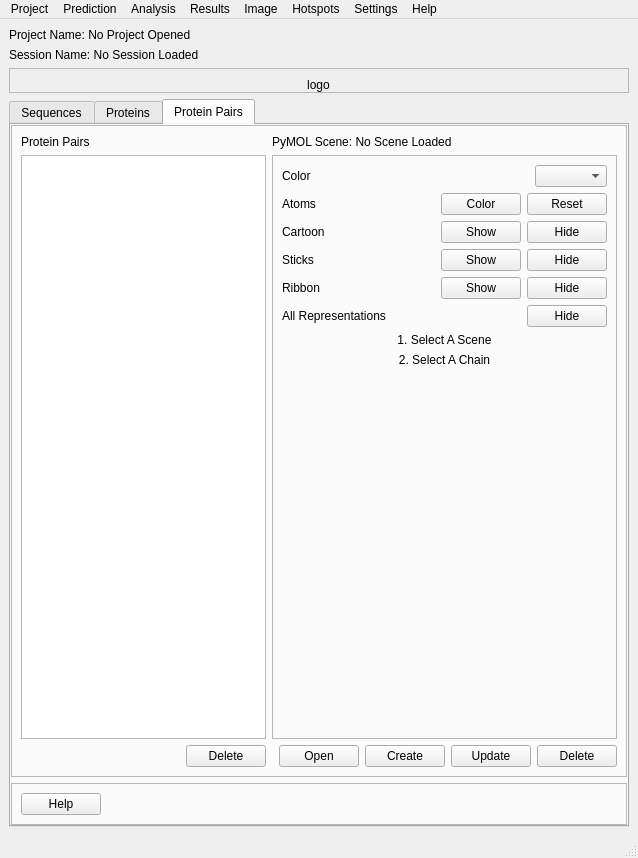
urban233/PySSA, file pyssa/gui/ui/forms/main_view.ui: the form before one commit.
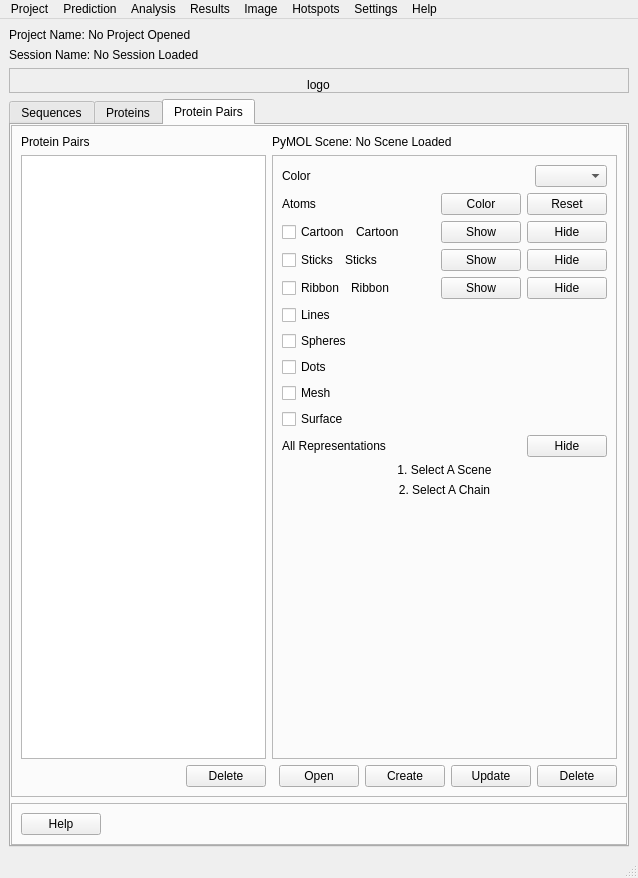
The form after the commit. The open tabs and pages were chosen to show the change.

Commit message: changed representation selection in pymol scene configuration in the main view for protein pairs

```diff
--- a/pyssa/gui/ui/forms/main_view.ui
+++ b/pyssa/gui/ui/forms/main_view.ui
@@ -7,7 +7,7 @@
     <x>0</x>
     <y>0</y>
     <width>625</width>
-    <height>858</height>
+    <height>878</height>
    </rect>
   </property>
   <property name="windowTitle">
@@ -951,7 +951,14 @@
                  </layout>
                 </item>
                 <item>
-                 <layout class="QHBoxLayout" name="horizontalLayout_22">
+                 <layout class="QHBoxLayout" name="horizontalLayout_37">
+                  <item>
+                   <widget class="QCheckBox" name="cb_protein_pair_cartoon">
+                    <property name="text">
+                     <string>Cartoon</string>
+                    </property>
+                   </widget>
+                  </item>
                   <item>
                    <widget class="QLabel" name="lbl_protein_pair_cartoon">
                     <property name="text">
@@ -989,7 +996,14 @@
                  </layout>
                 </item>
                 <item>
-                 <layout class="QHBoxLayout" name="horizontalLayout_23">
+                 <layout class="QHBoxLayout" name="horizontalLayout_36">
+                  <item>
+                   <widget class="QCheckBox" name="cb_protein_pair_sticks">
+                    <property name="text">
+                     <string>Sticks</string>
+                    </property>
+                   </widget>
+                  </item>
                   <item>
                    <widget class="QLabel" name="lbl_protein_pair_sticks">
                     <property name="text">
@@ -1027,7 +1041,14 @@
                  </layout>
                 </item>
                 <item>
-                 <layout class="QHBoxLayout" name="horizontalLayout_24">
+                 <layout class="QHBoxLayout" name="horizontalLayout_35">
+                  <item>
+                   <widget class="QCheckBox" name="cb_protein_pair_ribbon">
+                    <property name="text">
+                     <string>Ribbon</string>
+                    </property>
+                   </widget>
+                  </item>
                   <item>
                    <widget class="QLabel" name="lbl_protein_pair_ribbon">
                     <property name="text">
@@ -1064,6 +1085,126 @@
                   </item>
                  </layout>
                 </item>
+                <item>
+                 <layout class="QHBoxLayout" name="horizontalLayout_40">
+                  <item>
+                   <widget class="QCheckBox" name="cb_protein_pair_lines">
+                    <property name="text">
+                     <string>Lines</string>
+                    </property>
+                   </widget>
+                  </item>
+                  <item>
+                   <spacer name="horizontalSpacer_33">
+                    <property name="orientation">
+                     <enum>Qt::Horizontal</enum>
+                    </property>
+                    <property name="sizeHint" stdset="0">
+                     <size>
+                      <width>40</width>
+                      <height>20</height>
+                     </size>
+                    </property>
+                   </spacer>
+                  </item>
+                 </layout>
+                </item>
+                <item>
+                 <layout class="QHBoxLayout" name="horizontalLayout_41">
+                  <item>
+                   <widget class="QCheckBox" name="cb_protein_pair_spheres">
+                    <property name="text">
+                     <string>Spheres</string>
+                    </property>
+                   </widget>
+                  </item>
+                  <item>
+                   <spacer name="horizontalSpacer_34">
+                    <property name="orientation">
+                     <enum>Qt::Horizontal</enum>
+                    </property>
+                    <property name="sizeHint" stdset="0">
+                     <size>
+                      <width>40</width>
+                      <height>20</height>
+                     </size>
+                    </property>
+                   </spacer>
+                  </item>
+                 </layout>
+                </item>
+                <item>
+                 <layout class="QHBoxLayout" name="horizontalLayout_38">
+                  <item>
+                   <widget class="QCheckBox" name="cb_protein_pair_dots">
+                    <property name="text">
+                     <string>Dots</string>
+                    </property>
+                   </widget>
+                  </item>
+                  <item>
+                   <spacer name="horizontalSpacer_31">
+                    <property name="orientation">
+                     <enum>Qt::Horizontal</enum>
+                    </property>
+                    <property name="sizeHint" stdset="0">
+                     <size>
+                      <width>40</width>
+                      <height>20</height>
+                     </size>
+                    </property>
+                   </spacer>
+                  </item>
+                 </layout>
+                </item>
+                <item>
+                 <layout class="QHBoxLayout" name="horizontalLayout_34">
+                  <item>
+                   <widget class="QCheckBox" name="cb_protein_pair_mesh">
+                    <property name="text">
+                     <string>Mesh</string>
+                    </property>
+                   </widget>
+                  </item>
+                  <item>
+                   <spacer name="horizontalSpacer_27">
+                    <property name="orientation">
+                     <enum>Qt::Horizontal</enum>
+                    </property>
+                    <property name="sizeHint" stdset="0">
+                     <size>
+                      <width>40</width>
+                      <height>20</height>
+                     </size>
+                    </property>
+                   </spacer>
+                  </item>
+                 </layout>
+                </item>
+                <item>
+                 <layout class="QHBoxLayout" name="horizontalLayout_33">
+                  <item>
+                   <widget class="QCheckBox" name="cb_protein_pair_surface">
+                    <property name="text">
+                     <string>Surface</string>
+                    </property>
+                   </widget>
+                  </item>
+                  <item>
+                   <spacer name="horizontalSpacer_26">
+                    <property name="orientation">
+                     <enum>Qt::Horizontal</enum>
+                    </property>
+                    <property name="sizeHint" stdset="0">
+                     <size>
+                      <width>40</width>
+                      <height>20</height>
+                     </size>
+                    </property>
+                   </spacer>
+                  </item>
+                 </layout>
+                </item>
                 <item>
                  <layout class="QHBoxLayout" name="horizontalLayout_26">
                   <item>
```
Left out of the diff: 8 changed lines with no effect on the pictures. The commit also changes 5 other files.
